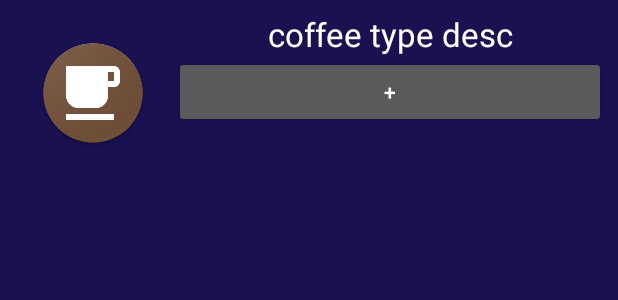
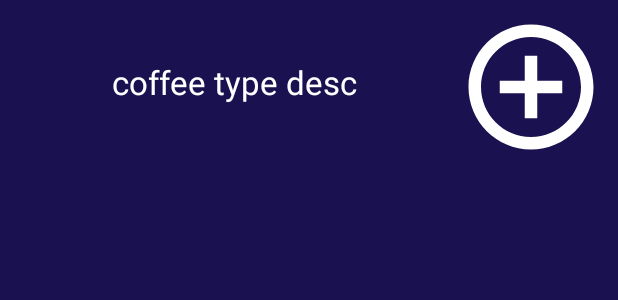
Before and after one commit to FedeX15/CoffeeMonitor, an Android app: the layout addwidgetlayout.xml on its own in the app's theme, with its tools: preview values and no code run, on a phone screen of 412 x 824 dp. Shown: the top 300 px of the screen. Run offline under Robolectric (Android 15) with nearby library versions, the phone set to English and light mode, and no system bars.

Commit message:
Widget layout ok

```diff
--- a/app/src/main/res/layout/addwidgetlayout.xml
+++ b/app/src/main/res/layout/addwidgetlayout.xml
@@ -1,39 +1,29 @@
 <?xml version="1.0" encoding="utf-8"?>
 <LinearLayout xmlns:android="http://schemas.android.com/apk/res/android"
-    xmlns:app="http://schemas.android.com/apk/res-auto"
     android:layout_width="match_parent"
     android:layout_height="match_parent"
+    android:background="@drawable/rounded_edittext"
     android:orientation="horizontal"
     android:padding="@dimen/widget_margin">
-
-    <ImageView
-        android:id="@+id/imageView"
-        android:layout_width="wrap_content"
-        android:layout_height="wrap_content"
-        android:layout_weight="0"
-        app:srcCompat="@mipmap/icon_fg" />
-
-    <LinearLayout
-        android:layout_width="match_parent"
-        android:layout_height="match_parent"
-        android:layout_weight="1"
-        android:orientation="vertical">
 
     <TextView
         android:id="@+id/textView"
         android:layout_width="match_parent"
         android:layout_height="wrap_content"
+        android:layout_weight="1"
+        android:gravity="center|center_vertical|fill_vertical"
         android:text="coffee type desc"
         android:textAlignment="center"
-            android:textAppearance="@style/TextAppearance.AppCompat.Large" />
+        android:textAppearance="@style/TextAppearance.AppCompat.Large"
+        android:textColor="@color/colorText" />
 
     <Button
         android:id="@+id/wdgtaddbtn"
-            style="@style/Widget.AppCompat.Button"
-            android:layout_width="match_parent"
-            android:layout_height="wrap_content"
-            android:text="+" />
+        style="@style/Widget.AppCompat.Button.Borderless"
+        android:layout_width="100dp"
+        android:layout_height="100dp"
+        android:layout_weight="0"
+        android:background="@drawable/ic_add_circle"
+        android:gravity="center|center_vertical|fill_vertical" />
 
 </LinearLayout>
-
-</LinearLayout>
```
Lines whose indentation alone changed are shown as unchanged.
